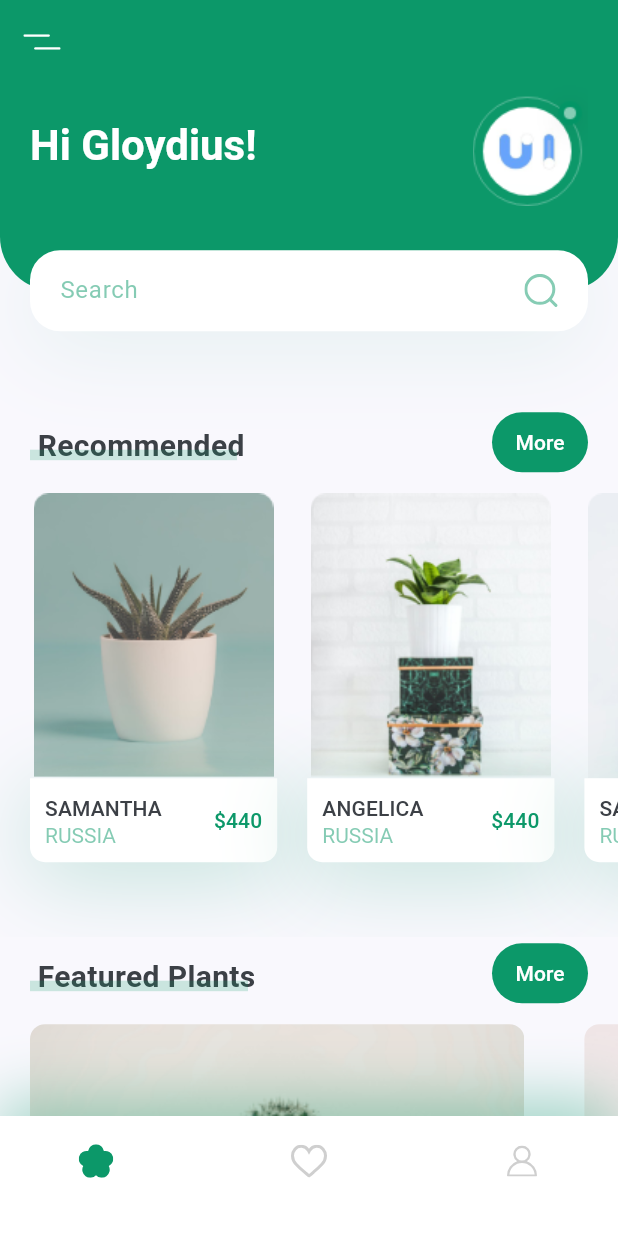
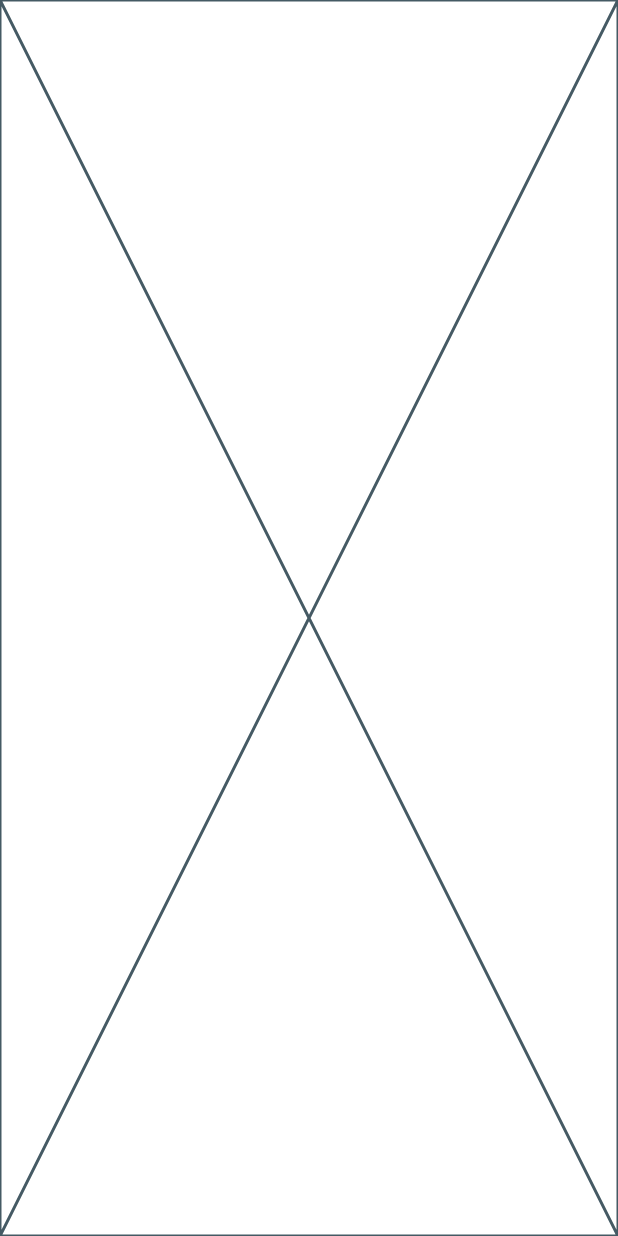
Before and after one commit to Defarrel/PlantApp, a Flutter app: the screen it shows after launch, after a tap on an icon or button, on a phone screen of 412 x 824 dp. Run offline on Flutter 3.47's test engine with Material 3 defaults, Android fonts, the phone set to English and light mode, and no system bars; our stand-ins replace flutter_svg.

Commit message:
Menambahkan routepage untuk recomended plants

```diff
--- /dev/null
+++ b/lib/screens/details/detail_screen.dart
@@ -0,0 +1,10 @@
+import 'package:flutter/material.dart';
+
+class DetailScreen extends StatelessWidget {
+  const DetailScreen({super.key});
+
+  @override
+  Widget build(BuildContext context) {
+    return const Placeholder();
+  }
+}
--- a/lib/screens/home/components/recomend_plants.dart
+++ b/lib/screens/home/components/recomend_plants.dart
@@ -1,11 +1,9 @@
 import 'package:flutter/material.dart';
 import 'package:plantapp/constant.dart';
-
+import 'package:plantapp/screens/details/detail_screen.dart';
 
 class RecomendsPlants extends StatelessWidget {
-  const RecomendsPlants({
-    super.key,
-  });
+  const RecomendsPlants({super.key});
 
   @override
   Widget build(BuildContext context) {
@@ -18,21 +16,36 @@ class RecomendsPlants extends StatelessWidget {
             title: "Samantha",
             country: "Russia",
             price: 440,
-            press: () {},
+            press: () {
+              Navigator.push(
+                context,
+                MaterialPageRoute(builder: (context) => DetailScreen()),
+              );
+            },
           ),
           RecomendPlantCard(
             image: 'assets/images/image_2.png',
             title: "Angelica",
             country: "Russia",
             price: 440,
-            press: () {},
+            press: () {
+              Navigator.push(
+                context,
+                MaterialPageRoute(builder: (context) => DetailScreen()),
+              );
+            },
           ),
           RecomendPlantCard(
             image: 'assets/images/image_3.png',
             title: "Samantha",
             country: "Russia",
             price: 440,
-            press: () {},
+            press: () {
+              Navigator.push(
+                context,
+                MaterialPageRoute(builder: (context) => DetailScreen()),
+              );
+            },
           ),
         ],
       ),
```
Also changed, not shown: lib/screens/details/components/body.dart (added).
